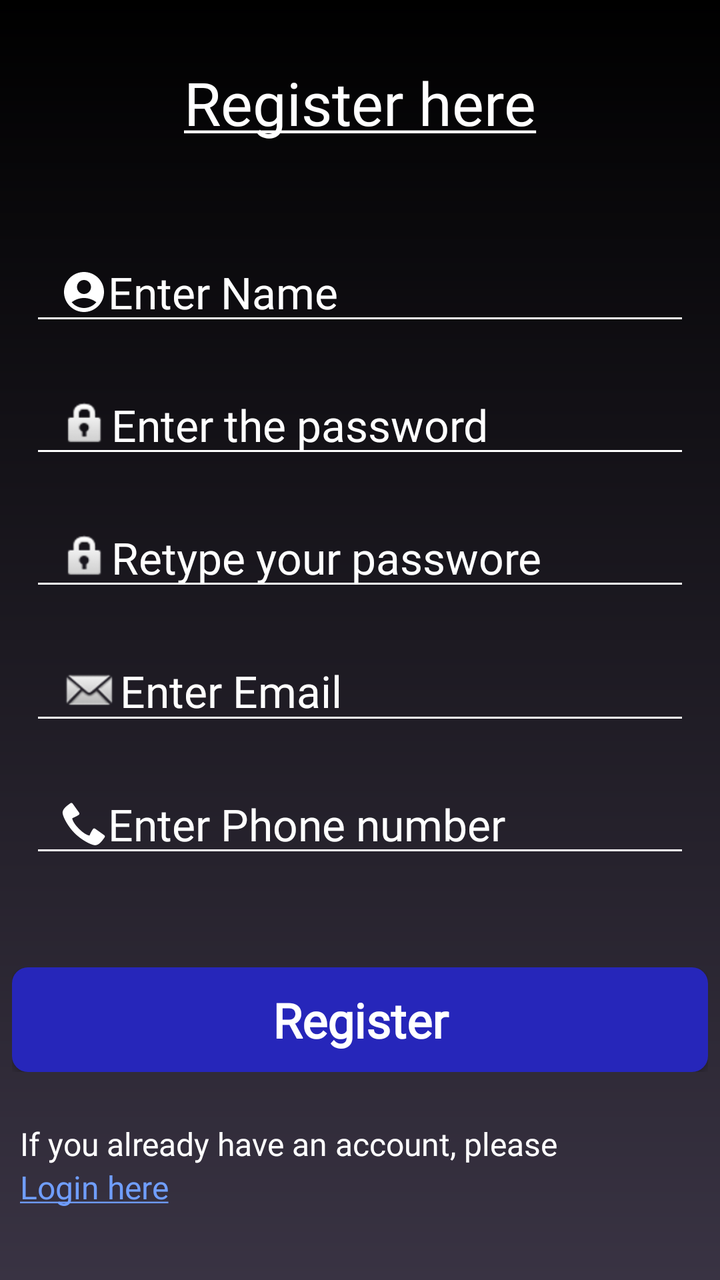
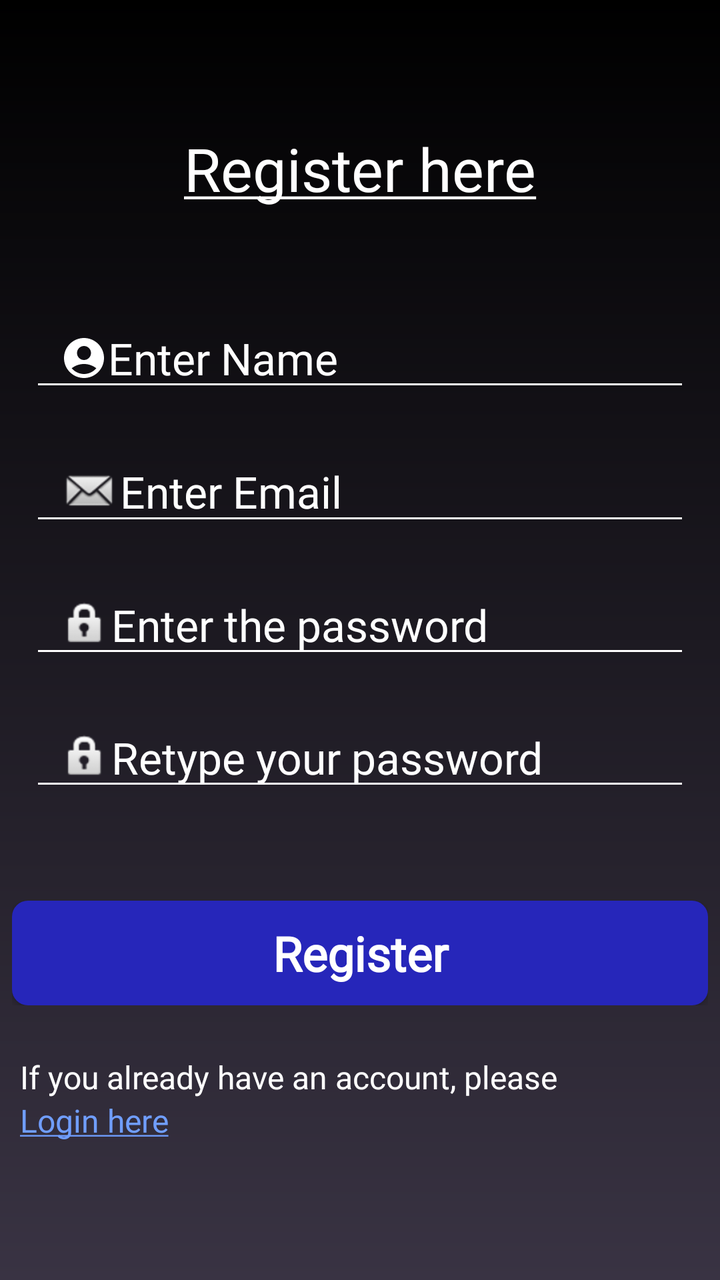

Compare the two renders of this Android layout. The source of the first and the diff that turns it into the second are given below.
<!-- AndroidManifest.xml: application theme Theme.MyTasks -->
<!-- res/layout/activity_register.xml -->
<?xml version="1.0" encoding="utf-8"?>
<androidx.constraintlayout.widget.ConstraintLayout xmlns:android="http://schemas.android.com/apk/res/android"
    xmlns:app="http://schemas.android.com/apk/res-auto"
    xmlns:tools="http://schemas.android.com/tools"
    android:id="@+id/main"
    android:layout_width="match_parent"
    android:layout_height="match_parent"
    android:background="@drawable/register_back_gradient"
    tools:context=".RegisterActivity">


    <ScrollView
        android:layout_width="match_parent"
        android:layout_height="wrap_content"
        app:layout_constraintBottom_toBottomOf="parent"
        app:layout_constraintEnd_toEndOf="parent"
        app:layout_constraintStart_toStartOf="parent"
        app:layout_constraintTop_toTopOf="parent">

        <LinearLayout
            android:layout_width="match_parent"
            android:layout_height="wrap_content"
            android:layout_marginTop="25dp"
            android:layout_marginBottom="30dp"
            android:orientation="vertical">

            <TextView
                android:layout_width="match_parent"
                android:layout_height="wrap_content"
                android:fontFamily="@font/berkshire_swash"
                android:text="@string/register_txt"
                android:textAlignment="center"
                android:textColor="@color/white"
                android:textSize="30sp" />

            <EditText
                android:id="@+id/regiName"
                android:layout_width="match_parent"
                android:layout_height="wrap_content"
                android:layout_marginStart="15dp"
                android:layout_marginTop="50dp"
                android:layout_marginEnd="15dp"
                android:backgroundTint="@color/white"
                android:drawableStart="@drawable/account_icon"
                android:fontFamily="@font/allerta"
                android:hint="Enter Name"

                android:inputType="text"
                android:paddingStart="15dp"
                android:paddingEnd="10dp"
                android:singleLine="true"
                android:textColor="@color/white"
                android:textColorHint="@color/white"
                android:textSize="22sp" />

            <EditText
                android:id="@+id/password"
                android:layout_width="match_parent"
                android:layout_height="wrap_content"
                android:layout_marginStart="15dp"
                android:layout_marginTop="20dp"
                android:layout_marginEnd="15dp"
                android:backgroundTint="@color/white"
                android:drawableStart="@android:drawable/ic_lock_idle_lock"
                android:fontFamily="@font/allerta"
                android:hint="Enter the password"

                android:inputType="textPassword"
                android:paddingStart="15dp"
                android:paddingEnd="10dp"
                android:singleLine="true"
                android:textColor="@color/white"
                android:textColorHint="@color/white"
                android:textSize="22sp" />
            <EditText
                android:id="@+id/reTypedPassword"
                android:layout_width="match_parent"
                android:layout_height="wrap_content"
                android:layout_marginStart="15dp"
                android:layout_marginTop="20dp"
                android:layout_marginEnd="15dp"
                android:backgroundTint="@color/white"
                android:drawableStart="@android:drawable/ic_lock_idle_lock"
                android:fontFamily="@font/allerta"
                android:hint="Retype your passwore"

                android:inputType="textPassword"
                android:paddingStart="15dp"
                android:paddingEnd="10dp"
                android:singleLine="true"
                android:textColor="@color/white"
                android:textColorHint="@color/white"
                android:textSize="22sp" />


            <EditText
                android:id="@+id/regiEmail"
                android:layout_width="match_parent"
                android:layout_height="wrap_content"
                android:layout_marginStart="15dp"
                android:layout_marginTop="20dp"
                android:layout_marginEnd="15dp"
                android:backgroundTint="@color/white"
                android:drawableStart="@android:drawable/sym_action_email"
                android:fontFamily="@font/allerta"

                android:hint="Enter Email"
                android:inputType="textEmailAddress"
                android:paddingStart="15dp"
                android:paddingEnd="10dp"
                android:textColor="@color/white"
                android:textColorHint="@color/white"
                android:textSize="22sp" />

            <EditText
                android:id="@+id/regiPhone"
                android:layout_width="match_parent"
                android:layout_height="wrap_content"
                android:layout_marginStart="15dp"
                android:layout_marginTop="20dp"
                android:layout_marginEnd="15dp"
                android:backgroundTint="@color/white"
                android:drawableStart="@android:drawable/stat_sys_phone_call"
                android:fontFamily="@font/allerta"

                android:hint="Enter Phone number"
                android:inputType="phone"
                android:paddingStart="15dp"
                android:paddingEnd="10dp"
                android:textColor="@color/white"
                android:textColorHint="@color/white"
                android:textSize="22sp" />


            <androidx.constraintlayout.widget.ConstraintLayout
                android:layout_width="match_parent"
                android:layout_height="wrap_content"
                android:layout_marginStart="6dp"
                android:layout_marginTop="50dp"
                android:layout_marginEnd="6dp">

                <androidx.appcompat.widget.AppCompatButton
                    android:id="@+id/continueBtn"
                    android:layout_width="match_parent"
                    android:layout_height="wrap_content"
                    android:background="@drawable/button_back"
                    android:fontFamily="@font/allerta"
                    android:paddingTop="10dp"
                    android:paddingBottom="10dp"
                    android:text="Register"
                    android:textAppearance="@style/TextAppearance.Material3.TitleLarge"
                    android:textColor="@color/white"
                    android:textSize="24sp"
                    android:textStyle="bold"

                    app:layout_constraintBottom_toBottomOf="parent"
                    app:layout_constraintStart_toStartOf="parent"
                    app:layout_constraintTop_toTopOf="parent" />


                <ProgressBar
                    android:id="@+id/regi_ac_progressBar"
                    android:layout_width="wrap_content"
                    android:layout_height="wrap_content"
                    android:visibility="gone"
                    app:layout_constraintBottom_toBottomOf="parent"
                    app:layout_constraintEnd_toEndOf="parent"
                    app:layout_constraintStart_toStartOf="parent"
                    app:layout_constraintTop_toTopOf="parent" />
            </androidx.constraintlayout.widget.ConstraintLayout>

            <LinearLayout
                android:layout_width="match_parent"
                android:layout_height="wrap_content"
                android:layout_marginStart="10dp"
                android:layout_marginTop="25dp"
                android:layout_marginEnd="10dp"
                android:orientation="vertical">

                <TextView
                    android:layout_width="wrap_content"
                    android:layout_height="wrap_content"
                    android:fontFamily="@font/allerta"
                    android:text="If you already have an account, please "
                    android:textColor="@color/white"
                    android:textSize="16sp" />

                <TextView
                    android:id="@+id/loginOption"
                    android:layout_width="wrap_content"
                    android:layout_height="wrap_content"
                    android:fontFamily="@font/allerta"
                    android:text="@string/login_txt"
                    android:textColor="#709EFF"
                    android:textSize="16sp" />
            </LinearLayout>


        </LinearLayout>
    </ScrollView>


</androidx.constraintlayout.widget.ConstraintLayout>
<!-- resources referenced by this layout -->
<resources>
  <color name="white">#FFFFFFFF</color>
  <!-- drawable account_icon (drawable) -->
  <vector android:height="24dp" android:tint="@color/white"
      android:viewportHeight="24" android:viewportWidth="24"
      android:width="24dp" xmlns:android="http://schemas.android.com/apk/res/android">
      <path android:fillColor="@android:color/white" android:pathData="M12,2C6.48,2 2,6.48 2,12s4.48,10 10,10s10,-4.48 10,-10S17.52,2 12,2zM12,6c1.93,0 3.5,1.57 3.5,3.5S13.93,13 12,13s-3.5,-1.57 -3.5,-3.5S10.07,6 12,6zM12,20c-2.03,0 -4.43,-0.82 -6.14,-2.88C7.55,15.8 9.68,15 12,15s4.45,0.8 6.14,2.12C16.43,19.18 14.03,20 12,20z"/>
  </vector>
  <!-- drawable button_back (drawable) -->
  <?xml version="1.0" encoding="utf-8"?>
  <shape xmlns:android="http://schemas.android.com/apk/res/android"
      android:shape="rectangle"  >
      <solid android:color="#2626BA"/>
      <corners android:radius="8dp"/>
  
  </shape>
  <!-- drawable register_back_gradient (drawable) -->
  <?xml version="1.0" encoding="utf-8"?>
  <shape xmlns:android="http://schemas.android.com/apk/res/android">
  
      <gradient android:startColor="@color/black"
          android:endColor="#393343"
          android:angle="270"/>
  
  </shape>
  <string name="login_txt"><u>Login here</u></string>
  <string name="register_txt"><u>Register here</u></string>
  <style name="Theme.MyTasks" parent="Base.Theme.MyTasks" />
  <color name="black">#FF000000</color>
  <style name="Base.Theme.MyTasks" parent="Theme.Material3.DayNight.NoActionBar">
          
          
      </style>
</resources>

<!-- the commit's change to res/layout/activity_register.xml (unified diff, before → after) -->
@@ -54,46 +54,6 @@
                 android:textSize="22sp" />
 
             <EditText
-                android:id="@+id/password"
-                android:layout_width="match_parent"
-                android:layout_height="wrap_content"
-                android:layout_marginStart="15dp"
-                android:layout_marginTop="20dp"
-                android:layout_marginEnd="15dp"
-                android:backgroundTint="@color/white"
-                android:drawableStart="@android:drawable/ic_lock_idle_lock"
-                android:fontFamily="@font/allerta"
-                android:hint="Enter the password"
-
-                android:inputType="textPassword"
-                android:paddingStart="15dp"
-                android:paddingEnd="10dp"
-                android:singleLine="true"
-                android:textColor="@color/white"
-                android:textColorHint="@color/white"
-                android:textSize="22sp" />
-            <EditText
-                android:id="@+id/reTypedPassword"
-                android:layout_width="match_parent"
-                android:layout_height="wrap_content"
-                android:layout_marginStart="15dp"
-                android:layout_marginTop="20dp"
-                android:layout_marginEnd="15dp"
-                android:backgroundTint="@color/white"
-                android:drawableStart="@android:drawable/ic_lock_idle_lock"
-                android:fontFamily="@font/allerta"
-                android:hint="Retype your passwore"
-
-                android:inputType="textPassword"
-                android:paddingStart="15dp"
-                android:paddingEnd="10dp"
-                android:singleLine="true"
-                android:textColor="@color/white"
-                android:textColorHint="@color/white"
-                android:textSize="22sp" />
-
-
-            <EditText
                 android:id="@+id/regiEmail"
                 android:layout_width="match_parent"
                 android:layout_height="wrap_content"
@@ -112,21 +72,41 @@
                 android:textColorHint="@color/white"
                 android:textSize="22sp" />
 
+
             <EditText
-                android:id="@+id/regiPhone"
+                android:id="@+id/password"
                 android:layout_width="match_parent"
                 android:layout_height="wrap_content"
                 android:layout_marginStart="15dp"
                 android:layout_marginTop="20dp"
                 android:layout_marginEnd="15dp"
                 android:backgroundTint="@color/white"
-                android:drawableStart="@android:drawable/stat_sys_phone_call"
+                android:drawableStart="@android:drawable/ic_lock_idle_lock"
                 android:fontFamily="@font/allerta"
-
-                android:hint="Enter Phone number"
-                android:inputType="phone"
+                android:hint="Enter the password"
+                android:inputType="textPassword"
                 android:paddingStart="15dp"
                 android:paddingEnd="10dp"
+                android:singleLine="true"
+                android:textColor="@color/white"
+                android:textColorHint="@color/white"
+                android:textSize="22sp" />
+
+            <EditText
+                android:id="@+id/reTypedPassword"
+                android:layout_width="match_parent"
+                android:layout_height="wrap_content"
+                android:layout_marginStart="15dp"
+                android:layout_marginTop="20dp"
+                android:layout_marginEnd="15dp"
+                android:backgroundTint="@color/white"
+                android:drawableStart="@android:drawable/ic_lock_idle_lock"
+                android:fontFamily="@font/allerta"
+                android:hint="Retype your password"
+                android:inputType="textPassword"
+                android:paddingStart="15dp"
+                android:paddingEnd="10dp"
+                android:singleLine="true"
                 android:textColor="@color/white"
                 android:textColorHint="@color/white"
                 android:textSize="22sp" />
